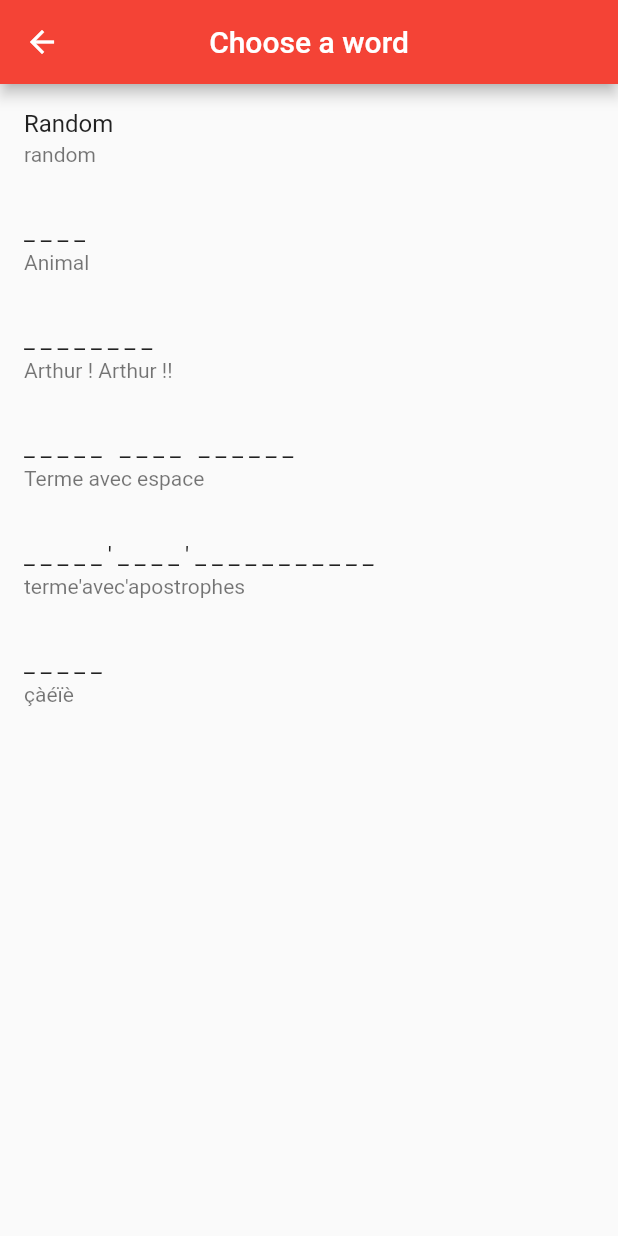
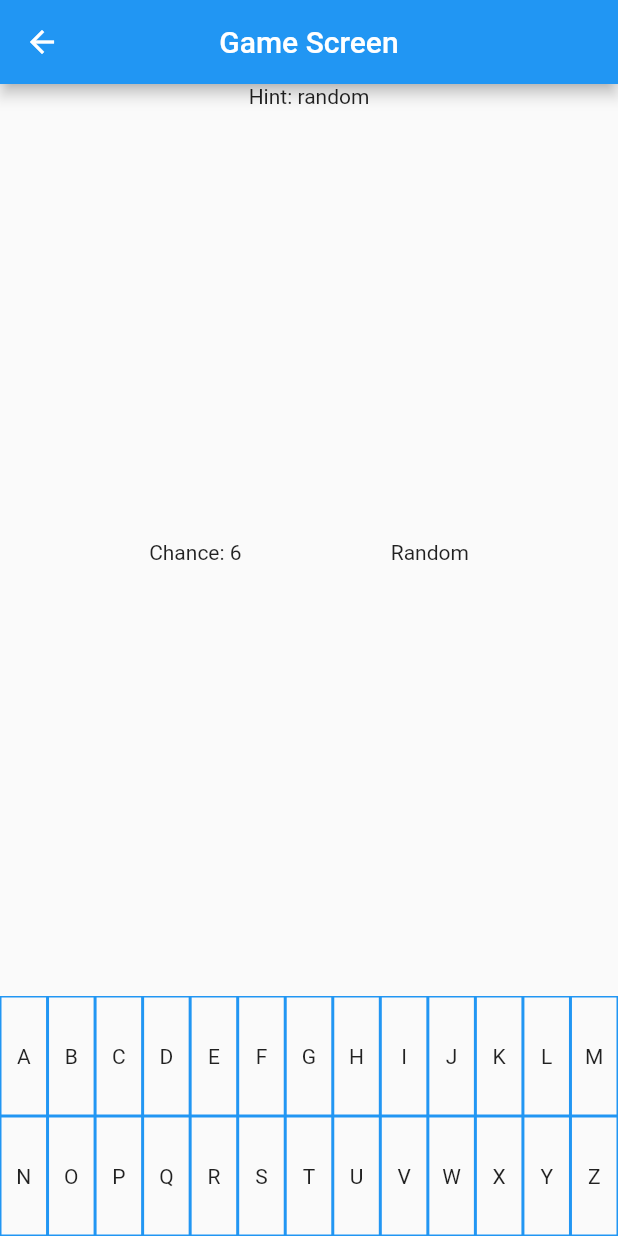
Before and after one commit to Bechet/peggy_pendu, a Flutter app: the ListWord screen opened by its route, after a tap on "Random", on a phone screen of 412 x 824 dp. Run offline on Flutter 3.47's test engine with Material 2 defaults, Android fonts, the phone set to English and light mode, and no system bars; our stand-ins replace diacritic.

Commit message:
Adding game screen with brut words

```diff
--- a/lib/main.dart
+++ b/lib/main.dart
@@ -1,5 +1,6 @@
 import 'package:flutter/material.dart';
 import 'package:peggy_pendu/screens/credit.dart';
+import 'package:peggy_pendu/screens/game.dart';
 import 'package:peggy_pendu/screens/home.dart';
 import 'package:peggy_pendu/screens/listlevel.dart';
 import 'package:peggy_pendu/screens/listword.dart';
@@ -26,6 +27,7 @@ class _MainWidgetState extends State<MainWidget> {
         Constant.pathOptionScreen: (context) => Option(),
         Constant.pathCreditScreen: (context) => Credit(),
         Constant.pathListWordScreen: (context) => ListWord(),
+        Constant.pathGameScreen: (context) => Game(),
       },
     );
   }
--- /dev/null
+++ b/lib/screens/game.dart
@@ -0,0 +1,111 @@
+import 'package:flutter/material.dart';
+import 'package:peggy_pendu/beans/penduBean.dart';
+import 'package:peggy_pendu/utils/Constant.dart';
+import 'package:peggy_pendu/utils/PenduUtils.dart';
+import 'package:peggy_pendu/utils/StringUtils.dart';
+import 'package:peggy_pendu/widgets/TextKey.dart';
+
+class Game extends StatefulWidget {
+  @override
+  _GameState createState() => _GameState();
+}
+
+class _GameState extends State<Game> {
+  PenduBean penduBean;
+  List<String> listKey = List.of(Constant.LIST_DEFAULT_CHARACTER_EXCEPTION);
+  int chance = 6;
+
+  void _textInputHandler(String text) {
+    print(text);
+    if (!listKey.contains(text)) {
+      setState(() {
+        listKey.add(text);
+        chance = PenduUtils.calculateRemainingChance(penduBean.frenchWord, listKey);
+      });
+    }
+  }
+
+
+  Expanded buildRowOne() {
+    return Expanded(
+      child: Row(
+          children: Constant.LIST_KEYBOARD_A_TO_M
+              .map((key) => TextKey(
+                    text: key,
+                    onTextInput: _textInputHandler,
+                  ))
+              .toList()),
+    );
+  }
+
+  Expanded buildRowTwo() {
+    return Expanded(
+      child: Row(
+          children: Constant.LIST_KEYBOARD_N_TO_Z
+              .map((key) => TextKey(
+                    text: key,
+                    onTextInput: _textInputHandler,
+                  ))
+              .toList()),
+    );
+  }
+
+  @override
+  Widget build(BuildContext context) {
+    Map data = ModalRoute.of(context).settings.arguments;
+    penduBean = data[Constant.PARAM_KEY_PENDU_BEAN];
+    print(listKey);
+
+    return Scaffold(
+      appBar: AppBar(
+        title: Text("Game Screen"),
+        centerTitle: true,
+      ),
+      body: Center(
+        child: Column(
+          children: <Widget>[
+            // Hint
+            Container(
+              child: Text("Hint: " +penduBean.hint1),
+            ),
+            // Image & Letters
+            Container(
+              child: Expanded(
+                child: Row(
+                  mainAxisAlignment: MainAxisAlignment.spaceEvenly,
+                  children: <Widget>[
+                    Container(
+                        // Image
+                      child: Text("Chance: "+chance.toString()),
+                        ),
+                    Container(
+                      // Letters
+                      child: Text(
+                          StringUtils.replaceWordWithUnderscoreWithException(
+                              penduBean.frenchWord,
+                              Constant.LIST_DEFAULT_WORD_EXCEPTION,
+                              listKey)),
+                    ),
+                  ],
+                ),
+              ),
+            ),
+            // Keyboard
+            Container(
+              height: 160,
+              color: Colors.blue,
+              child: Column(
+                // <-- Column
+                children: [
+                  buildRowOne(), // <-- Row
+                  buildRowTwo(), // <-- Row
+                  // buildRowThree(),  // <-- Row
+                ],
+              ),
+            )
+          ],
+        ),
+      ),
+    );
+  }
+}
--- a/lib/screens/listword.dart
+++ b/lib/screens/listword.dart
@@ -56,7 +56,11 @@ class _ListWordState extends State<ListWord> {
                   title: Text(StringUtils.replaceWordWithUnderscoreWithException(
                       penduBean.frenchWord, Constant.LIST_DEFAULT_WORD_EXCEPTION, Constant.LIST_DEFAULT_CHARACTER_EXCEPTION)),
                   subtitle: Text(penduBean.hint1),
-                  onTap: (() => {print(penduBean.frenchWord)}),
+                  onTap: (() => {
+                    Navigator.pushNamed(context, Constant.pathGameScreen, arguments: {
+                      Constant.PARAM_KEY_PENDU_BEAN: penduBean
+                    })
+                  }),
                 ))
             .toList(),
       ),
--- a/lib/utils/Constant.dart
+++ b/lib/utils/Constant.dart
@@ -6,6 +6,7 @@ class Constant {
   static const pathOptionScreen='/option';
   static const pathCreditScreen='/credit';
   static const pathListWordScreen='/listWord';
+  static const pathGameScreen='/game';
 
   static const comingSoon="Coming Soon :)";
 
@@ -15,8 +16,15 @@ class Constant {
   static const SPACE=" ";
   static const APOSTROPHE="'";
 
+  static const List<String> LIST_KEYBOARD_A_TO_M=["A","B","C","D","E","F","G","H","I","J","K","L","M"];
+  static const List<String> LIST_KEYBOARD_N_TO_Z=["N","O","P","Q","R","S","T","U","V","W","X","Y","Z"];
+
   static const List<String> LIST_DEFAULT_CHARACTER_EXCEPTION = [Constant.APOSTROPHE, Constant.SPACE];
   static const List<String> LIST_DEFAULT_WORD_EXCEPTION = [Constant.RANDOM];
 
 
+  static const PARAM_KEY_PENDU_BEAN = 'penduBean';
+  static const int MAX_CHANCE = 6;
+
+
 }
--- /dev/null
+++ b/lib/utils/PenduUtils.dart
@@ -0,0 +1,20 @@
+import 'package:peggy_pendu/utils/StringUtils.dart';
+
+import 'Constant.dart';
+
+class PenduUtils {
+  static int calculateRemainingChance(String wordToFind, List<String> listOfCharacter) {
+  int result = 0;
+  final String loweredAndAlphabeticalWord = StringUtils.uppercaseAndReplaceWithAlphabetical(wordToFind);
+  for (String character in listOfCharacter) {
+    print("Character: " + character);
+    print("Word to find: "+ wordToFind);
+    print(loweredAndAlphabeticalWord.contains(character));
+    if (!loweredAndAlphabeticalWord.contains(character) && !Constant.LIST_DEFAULT_CHARACTER_EXCEPTION.contains(character)) {
+      result++;
+    }
+  }
+  print(result);
+  return Constant.MAX_CHANCE - result;
+  }
+}
--- a/lib/utils/StringUtils.dart
+++ b/lib/utils/StringUtils.dart
@@ -1,3 +1,4 @@
+import 'package:diacritic/diacritic.dart';
 import 'package:peggy_pendu/utils/Constant.dart';
 
 class StringUtils {
@@ -6,7 +7,7 @@ class StringUtils {
     String resultString = "";
     if (s != null) {
       for (int indexChar = 0; indexChar<s.length; indexChar++) {
-        if (listCharException.contains(s[indexChar])) {
+        if (listCharException.contains(uppercaseAndReplaceWithAlphabetical(s[indexChar]))) {
           resultString += s[indexChar];
         } else {
           resultString += Constant.UNDERSCORE;
@@ -24,4 +25,10 @@ class StringUtils {
     return replaceWordWithUnderscore(s, listCharException);
   }
 
+  static String uppercaseAndReplaceWithAlphabetical(String word) {
+    return removeDiacritics(word).toUpperCase();
+  }
+
+
+
 }
--- /dev/null
+++ b/lib/widgets/TextKey.dart
@@ -0,0 +1,32 @@
+import 'package:flutter/material.dart';
+
+class TextKey extends StatelessWidget {
+  const TextKey({
+    Key key,
+    @required this.text,
+    this.onTextInput,
+    this.flex = 1,
+  }) : super(key: key);
+  final String text;
+  final ValueSetter<String> onTextInput;
+  final int flex;
+  @override
+  Widget build(BuildContext context) {
+    return Expanded(
+      flex: flex,
+      child: Padding(
+        padding: const EdgeInsets.all(1.0),
+        child: Material(
+          child: InkWell(
+            onTap: () {
+              onTextInput?.call(text);
+            },
+            child: Container(
+              child: Center(child: Text(text)),
+            ),
+          ),
+        ),
+      ),
+    );
+  }
+}
--- a/pubspec.yaml
+++ b/pubspec.yaml
@@ -28,6 +28,7 @@ dependencies:
   # The following adds the Cupertino Icons font to your application.
   # Use with the CupertinoIcons class for iOS style icons.
   cupertino_icons: ^0.1.3
+  diacritic: ^0.1.0
 
 dev_dependencies:
   flutter_test:
```
Also changed, not shown: pubspec.lock.
